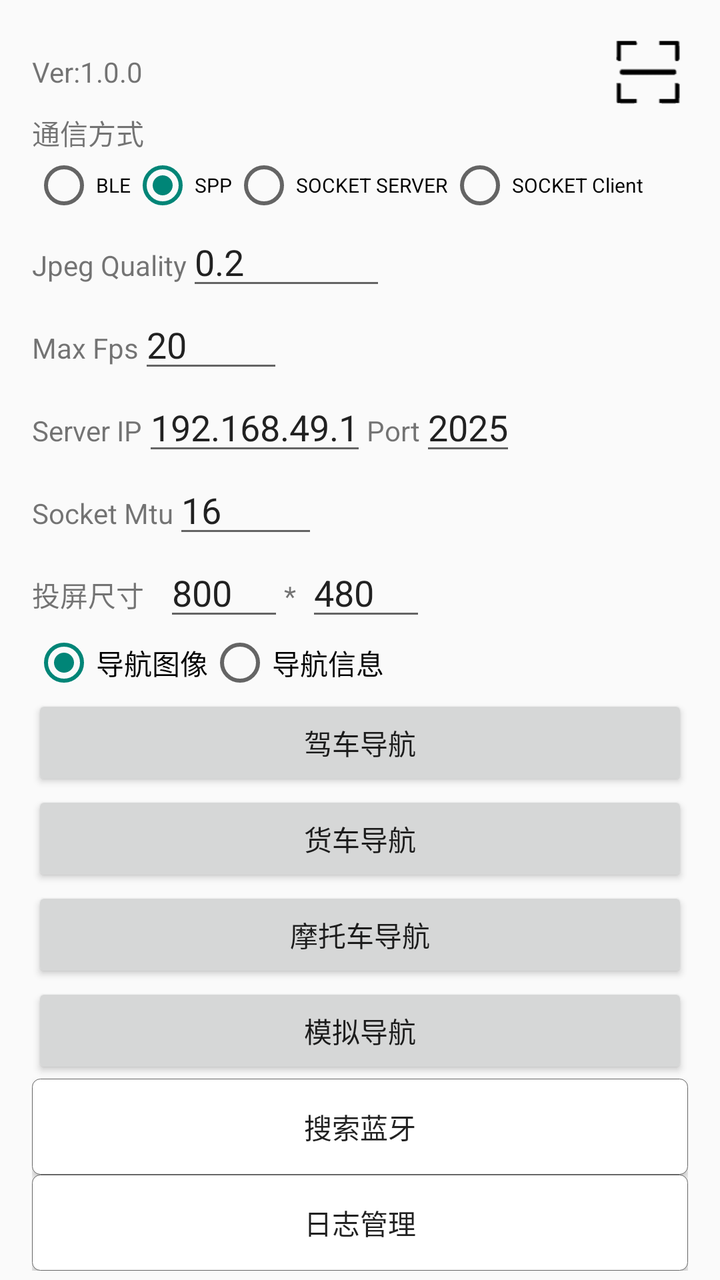
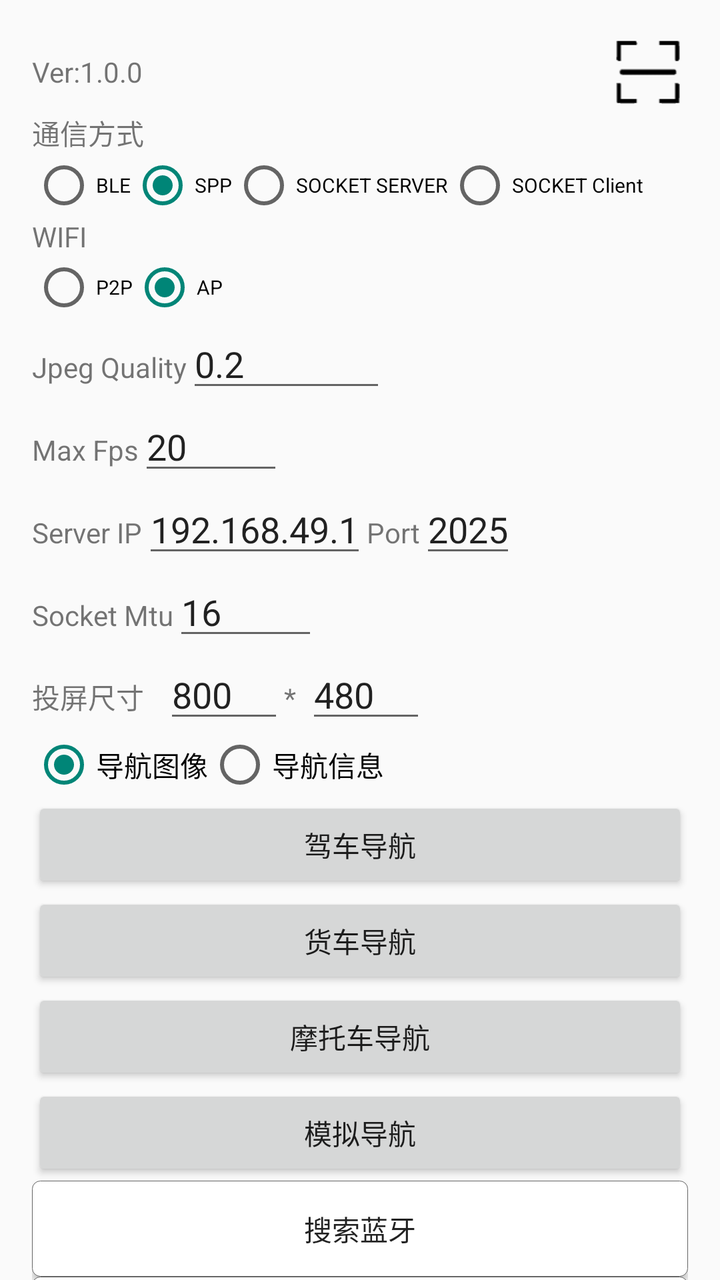

An Android layout rendered at two revisions. The XML below is the earlier revision; the diff shows what the commit changed to produce the second picture.
<!-- AndroidManifest.xml: application theme AppTheme -->
<!-- res/layout/activity_main.xml -->
<ScrollView xmlns:android="http://schemas.android.com/apk/res/android"
    android:layout_width="match_parent"
    android:layout_height="match_parent"
    android:scrollbars="none">

    <LinearLayout
        android:layout_width="match_parent"
        android:layout_height="wrap_content"
        android:orientation="vertical"
        android:paddingLeft="@dimen/activity_horizontal_margin"
        android:paddingTop="@dimen/activity_vertical_margin"
        android:paddingRight="@dimen/activity_horizontal_margin"
        android:paddingBottom="@dimen/activity_vertical_margin">
        <RelativeLayout
            android:layout_width="match_parent"
            android:layout_height="wrap_content">
            <TextView
                android:id="@+id/main_version_tv"
                android:layout_width="wrap_content"
                android:layout_height="wrap_content"
                android:layout_centerVertical="true"
                android:layout_marginLeft="0dp"
                android:text="Ver:1.0.0" />

            <ImageButton
                android:id="@+id/main_qr_scan_ib"
                android:layout_width="40dp"
                android:layout_height="40dp"
                android:layout_alignParentRight="true"
                android:layout_centerVertical="true"
                android:background="?android:attr/selectableItemBackgroundBorderless"
                android:src="@drawable/qr_scan" />

        </RelativeLayout>

        <LinearLayout
            android:visibility="visible"
            android:orientation="vertical"
            android:layout_width="match_parent"
            android:layout_height="wrap_content">
            <TextView
                android:layout_width="wrap_content"
                android:layout_height="wrap_content"
                android:text="通信方式"
                />
            <RadioGroup
                android:visibility="visible"
                android:orientation="horizontal"
                android:layout_width="match_parent"
                android:layout_height="wrap_content">

                <RadioButton
                    android:id="@+id/main_comunicate_ble_rb"
                    android:layout_width="wrap_content"
                    android:layout_height="wrap_content"
                    android:checked="true"
                    android:textSize="10sp"
                    android:text="BLE"/>

                <RadioButton
                    android:id="@+id/main_comunicate_spp_rb"
                    android:layout_width="wrap_content"
                    android:layout_height="wrap_content"
                    android:checked="true"
                    android:textSize="10sp"
                    android:text="SPP"/>

                <RadioButton
                    android:id="@+id/main_comunicate_socket_server_rb"
                    android:layout_width="wrap_content"
                    android:layout_height="wrap_content"
                    android:textSize="10sp"
                    android:text="SOCKET SERVER"/>

                <RadioButton
                    android:id="@+id/main_comunicate_socket_client_rb"
                    android:layout_width="wrap_content"
                    android:layout_height="wrap_content"
                    android:textSize="10sp"
                    android:text="SOCKET Client"/>
            </RadioGroup>

        </LinearLayout>


        <LinearLayout
            android:visibility="visible"
            android:orientation="horizontal"
            android:layout_width="match_parent"
            android:layout_height="wrap_content">
            <TextView
                android:layout_width="wrap_content"
                android:layout_height="wrap_content"
                android:text="Jpeg Quality"
                />
            <EditText
                android:id="@+id/main_jpeg_quality_et"
                android:layout_width="wrap_content"
                android:layout_height="wrap_content"
                android:hint="jpeg quality"
                android:text="0.2"
                />
        </LinearLayout>

        <LinearLayout
            android:visibility="visible"
            android:orientation="horizontal"
            android:layout_width="match_parent"
            android:layout_height="wrap_content">
            <TextView
                android:layout_width="wrap_content"
                android:layout_height="wrap_content"
                android:text="Max Fps"
                />
            <EditText
                android:id="@+id/main_max_fps_et"
                android:layout_width="wrap_content"
                android:layout_height="wrap_content"
                android:hint="max fps"
                android:text="20"
                />
        </LinearLayout>
        <LinearLayout
            android:visibility="visible"
            android:orientation="horizontal"
            android:layout_width="match_parent"
            android:layout_height="wrap_content">
            <TextView
                android:layout_width="wrap_content"
                android:layout_height="wrap_content"
                android:text="Server IP"
                />
            <EditText
                android:id="@+id/main_server_ip_et"
                android:layout_width="wrap_content"
                android:layout_height="wrap_content"
                android:hint="IP"
                android:text="192.168.49.1"
                />
            <TextView
                android:layout_width="wrap_content"
                android:layout_height="wrap_content"
                android:text="Port"
                />
            <EditText
                android:id="@+id/main_server_port_et"
                android:layout_width="wrap_content"
                android:layout_height="wrap_content"
                android:hint="Port"
                android:text="2025"
                />
        </LinearLayout>
        <LinearLayout
            android:visibility="visible"
            android:orientation="horizontal"
            android:layout_width="match_parent"
            android:layout_height="wrap_content">
            <TextView
                android:layout_width="wrap_content"
                android:layout_height="wrap_content"
                android:text="Socket Mtu"
                />
            <EditText
                android:id="@+id/main_socket_mtu_et"
                android:layout_width="wrap_content"
                android:layout_height="wrap_content"
                android:hint="max fps"
                android:text="16"
                />
        </LinearLayout>
        <LinearLayout
            android:orientation="horizontal"
            android:layout_width="match_parent"
            android:layout_height="wrap_content">
            <TextView
                android:layout_width="wrap_content"
                android:layout_height="wrap_content"
                android:text="投屏尺寸"
                />
            <EditText
                android:id="@+id/main_size_width_et"
                android:layout_width="60dp"
                android:layout_height="wrap_content"
                android:layout_marginLeft="10dp"
                android:text="800"/>
            <TextView
                android:layout_width="wrap_content"
                android:layout_height="wrap_content"
                android:text="*"
                />
            <EditText
                android:id="@+id/main_size_height_et"
                android:layout_width="60dp"
                android:layout_height="wrap_content"
                android:layout_marginLeft="5dp"
                android:text="480"/>
        </LinearLayout>

        <RadioGroup
            android:visibility="visible"
            android:orientation="horizontal"
            android:layout_width="match_parent"
            android:layout_height="wrap_content">

            <RadioButton
                android:id="@+id/main_mode_image_rb"
                android:layout_width="wrap_content"
                android:layout_height="wrap_content"
                android:checked="true"
                android:text="导航图像"/>

            <RadioButton
                android:id="@+id/main_mode_info_rb"
                android:layout_width="wrap_content"
                android:layout_height="wrap_content"
                android:text="导航信息"/>

        </RadioGroup>
        <Button
            android:id="@+id/naviBtn"
            android:layout_width="match_parent"
            android:layout_height="wrap_content"
            android:text="驾车导航" />

        <Button
            android:id="@+id/truckBtn"
            android:layout_width="match_parent"
            android:layout_height="wrap_content"
            android:text="货车导航" />

        <Button
            android:id="@+id/motorBtn"
            android:layout_width="match_parent"
            android:layout_height="wrap_content"
            android:text="摩托车导航" />
        <RelativeLayout
            android:visibility="gone"
            android:layout_width="match_parent"
            android:layout_height="wrap_content">
            <Button
                android:id="@+id/drivingBtn"
                android:layout_width="match_parent"
                android:layout_height="wrap_content"
                android:text="路线结果页" />
            <Button
                android:layout_centerVertical="true"
                android:layout_marginRight="15dp"
                android:textSize="12dp"
                android:layout_alignParentRight="true"
                android:id="@+id/closeLimit"
                android:text="关闭限行"
                android:layout_width="wrap_content"
                android:layout_height="30dp"
                android:background="@drawable/bnav_setting_btn_bg_selector"
                />
        </RelativeLayout>


        <Button
            android:id="@+id/analogBtn"
            android:layout_width="match_parent"
            android:layout_height="wrap_content"
            android:text="模拟导航" />

        <LinearLayout
            android:visibility="gone"
            android:layout_width="match_parent"
            android:layout_height="wrap_content">
            <EditText
                android:id="@+id/custom_view_height_top"
                android:hint="自定义 上"
                android:inputType="number"
                android:layout_weight="1"
                android:layout_width="wrap_content"
                android:layout_height="wrap_content"/>
            <Button
                android:id="@+id/customBtn"
                android:layout_weight="1"
                android:layout_width="wrap_content"
                android:layout_height="wrap_content"
                android:textSize="@dimen/navi_dimens_10dp"
                android:text="导航自定义区域展示" />
            <EditText
                android:id="@+id/custom_view_height_bottom"
                android:inputType="number"
                android:hint="自定义 下"
                android:layout_weight="1"
                android:layout_width="wrap_content"
                android:layout_height="wrap_content"/>
        </LinearLayout>

        <Button
            android:visibility="gone"
            android:id="@+id/externalBtn"
            android:layout_width="match_parent"
            android:layout_height="wrap_content"
            android:text="传入外部GPS数据" />

        <Button
            android:visibility="gone"
            android:id="@+id/cruiserBtn"
            android:layout_width="match_parent"
            android:layout_height="wrap_content"
            android:text="电子狗" />
        <Button
            android:visibility="gone"
            android:id="@+id/lightNaviBtn"
            android:layout_width="match_parent"
            android:layout_height="wrap_content"
            android:text="轻导航" />
        <Button
            android:visibility="gone"
            android:id="@+id/gotoSettingsBtn"
            android:layout_width="match_parent"
            android:layout_height="wrap_content"
            android:layout_marginTop="20dp"
            android:text="导航设置" />
        <Button
            android:visibility="gone"
            android:id="@+id/selectNodeBtn"
            android:layout_width="match_parent"
            android:layout_height="wrap_content"
            android:text="算路节点设置" />
        <Button
            android:visibility="gone"
            android:id="@+id/addpoint"
            android:background="@drawable/bnav_setting_btn_bg_selector"
            android:layout_width="match_parent"
            android:layout_height="wrap_content"
            android:text="带途径点算路" />
        <Button
            android:visibility="gone"
            android:id="@+id/navi_setting_page"
            android:background="@drawable/bnav_setting_btn_bg_selector"
            android:layout_width="match_parent"
            android:layout_height="wrap_content"
            android:text="设置页调整" />
        <Button
            android:id="@+id/navi_search_device_btn"
            android:background="@drawable/bnav_setting_btn_bg_selector"
            android:layout_width="match_parent"
            android:layout_height="wrap_content"
            android:text="搜索蓝牙" />
        <Button
            android:id="@+id/navi_log_btn"
            android:background="@drawable/bnav_setting_btn_bg_selector"
            android:layout_width="match_parent"
            android:layout_height="wrap_content"
            android:text="日志管理" />
        <androidx.recyclerview.widget.RecyclerView
            android:id="@+id/navi_setting_page_item_recycle"
            android:layout_width="wrap_content"
            android:layout_height="250dp"
            android:visibility="gone"/>
    </LinearLayout>
</ScrollView>
<!-- resources referenced by this layout -->
<resources>
  <dimen name="activity_horizontal_margin">16dp</dimen>
  <dimen name="activity_vertical_margin">16dp</dimen>
  <!-- drawable bnav_setting_btn_bg_selector (drawable) -->
  <?xml version="1.0" encoding="UTF-8"?>
  <selector xmlns:android="http://schemas.android.com/apk/res/android">
  	<item android:state_selected="false">
  		<shape>
  			<corners android:radius="4dp"/>
  			<solid android:color="#ffffff"/>
  			<stroke android:color="#666666" android:width="1px"/>
  		</shape>
  	</item>
  
  	<item android:state_selected="true">
  		<shape>
  			<corners android:radius="4dp"/>
  			<solid android:color="#3385ff"/>
  			<stroke android:color="#3385ff" android:width="1px"/>
  		</shape>
  	</item>
  </selector>
  <!-- drawable qr_scan: png bitmap (drawable-xhdpi, 574 bytes) -->
  <style name="AppTheme" parent="Theme.AppCompat.Light.NoActionBar">
      </style>
</resources>

<!-- the commit's change to res/layout/activity_main.xml (unified diff, before → after) -->
@@ -82,6 +82,43 @@
 
         </LinearLayout>
 
+        <LinearLayout
+            android:visibility="visible"
+            android:orientation="vertical"
+            android:layout_width="match_parent"
+            android:layout_height="wrap_content">
+            <TextView
+                android:layout_width="wrap_content"
+                android:layout_height="wrap_content"
+                android:text="WIFI"
+                />
+            <RadioGroup
+                android:visibility="visible"
+                android:orientation="horizontal"
+                android:layout_width="match_parent"
+                android:layout_height="wrap_content">
+
+                <RadioButton
+                    android:id="@+id/main_comunicate_wifi_p2p_rb"
+                    android:layout_width="wrap_content"
+                    android:layout_height="wrap_content"
+                    android:checked="true"
+                    android:textSize="10sp"
+                    android:text="P2P"/>
+
+                <RadioButton
+                    android:id="@+id/main_comunicate_wifi_ap_rb"
+                    android:layout_width="wrap_content"
+                    android:layout_height="wrap_content"
+                    android:checked="true"
+                    android:textSize="10sp"
+                    android:text="AP"/>
+
+
+            </RadioGroup>
+
+        </LinearLayout>
+
 
         <LinearLayout
             android:visibility="visible"
